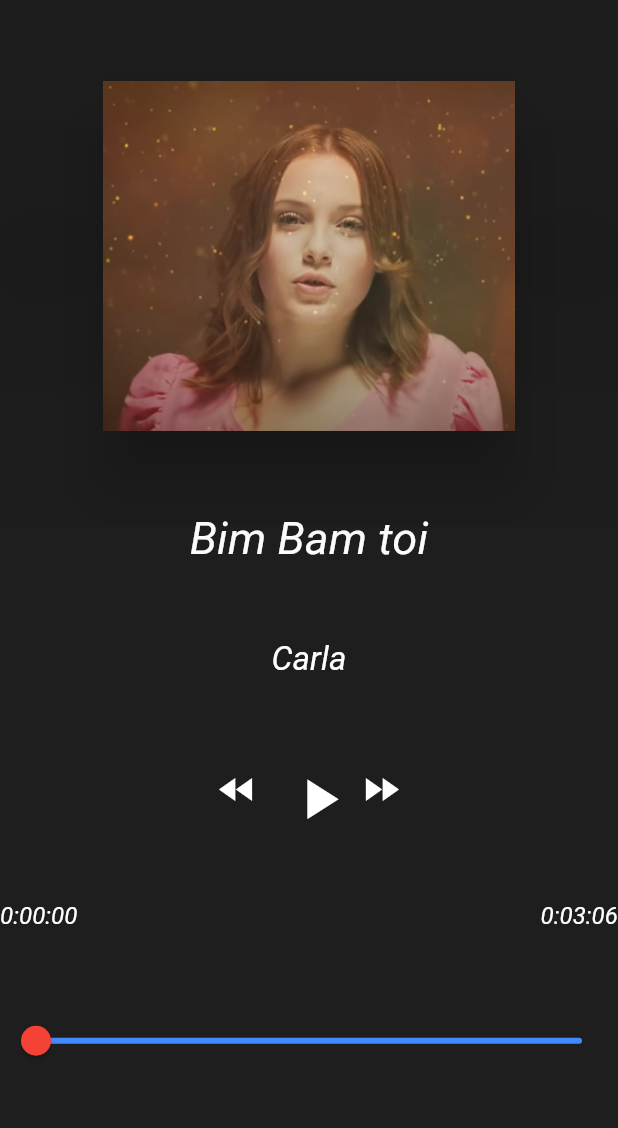
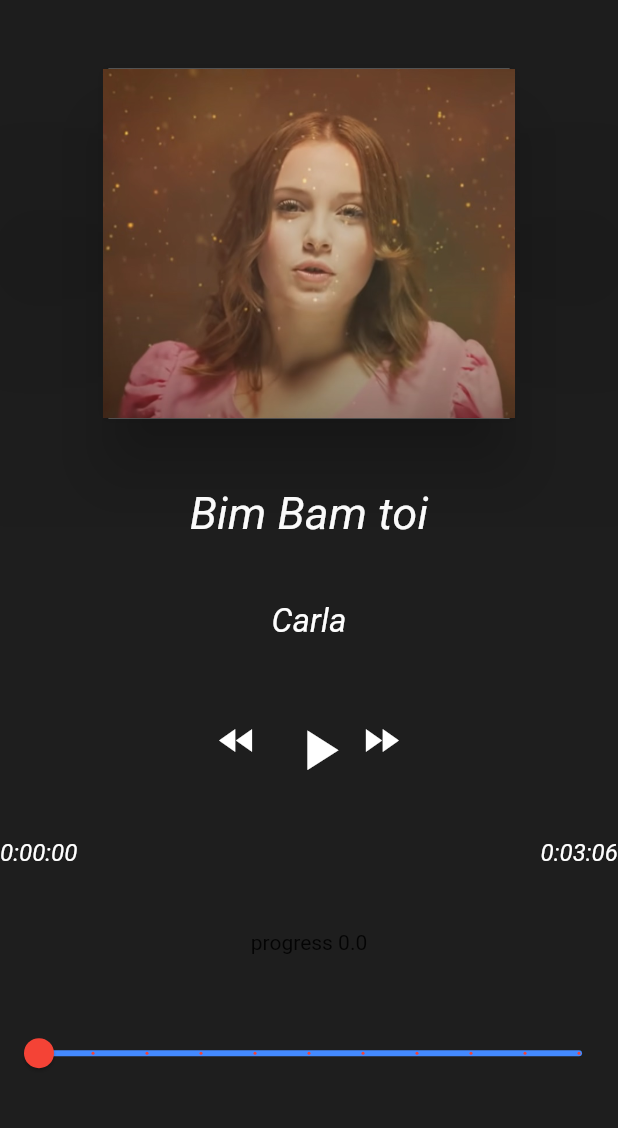
Before and after one commit to MariemAbichou/flutter_projects, a Flutter app: the screen it shows after launch, on a phone screen of 412 x 824 dp, the part 84-1212 px from its top. Run offline on Flutter 3.47's test engine with Material 2 defaults, Android fonts, the phone set to English and light mode, and no system bars; missing offline and left inert: audioplayer.

```diff
--- a/lecteur_musique/lib/main.dart
+++ b/lecteur_musique/lib/main.dart
@@ -38,16 +38,18 @@ class _HomePageState extends State<HomePage> {
 
   //----VARIABLES
   List<Music> listOfMusic = [
-    Music("Bim Bam toi", "Carla", "images/img1.jpg", "https://www.youtube.com/watch?v=vtNJMAyeP0s"),
+    Music("Bim Bam toi", "Carla", "images/img1.jpg", "https://luan.xyz/files/audio/nasa_on_a_mission.mp3"),
     Music("Papaoutai", "Stromae", "images/img2.jpg", "https://luan.xyz/files/audio/nasa_on_a_mission.mp3"),
-    Music("Tourner Dans Le Vide", "Indila", "images/img3.jpg", "https://youtu.be/vtNJMAyeP0s"),
-    Music("On ira", "Stromae", "images/img4.jpg", "https://youtu.be/8IjWHBGzsu4"),
+    Music("Tourner Dans Le Vide", "Indila", "images/img3.jpg", "https://luan.xyz/files/audio/nasa_on_a_mission.mp3"),
+    Music("On ira", "Stromae", "images/img4.jpg", "https://luan.xyz/files/audio/nasa_on_a_mission.mp3"),
 
   ];
   Music currentlyMusic;
   AudioPlayer audioPlayer;
   StreamSubscription positionSub;
   StreamSubscription stateSub;
+
+  double sliderdouble=0.0;
 
   Duration position = Duration(seconds: 0);
   Duration duration = Duration(seconds: 186);
@@ -115,16 +117,21 @@ class _HomePageState extends State<HomePage> {
                   myTextWithStyle(fromDuration(duration), 0.8),
                 ],
               ),
+              Text("progress $sliderdouble"),
 
               new Slider(
+
+                //value: sliderdouble,
                 value: position.inSeconds.toDouble(),
                 min: 0,
-                max: 30,    //TO DO/ CHANGE longueur de morceau
+                max: 30, //TO DO/ CHANGE longueur de morceau
+                divisions: 10,
                 activeColor: Colors.red,
                 inactiveColor: Colors.blueAccent,
                 //onChanged: pour mettre à jour la position de lecture du morceau de musique
                 onChanged: (double d) {
                   setState(() {
+                    //sliderdouble=d;
                     audioPlayer.seek(d);
                   });
                 },
```
Also changed, not shown: lecteur_musique/smartMusicPlayer.jpg.
